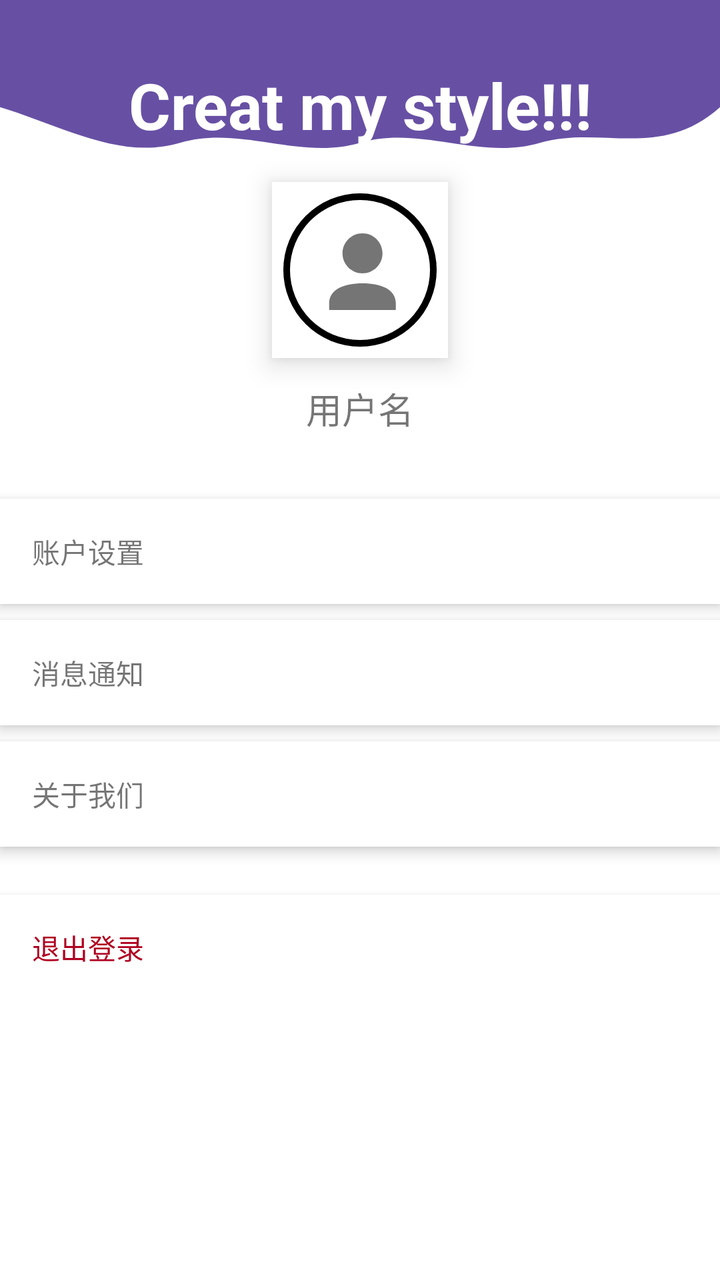
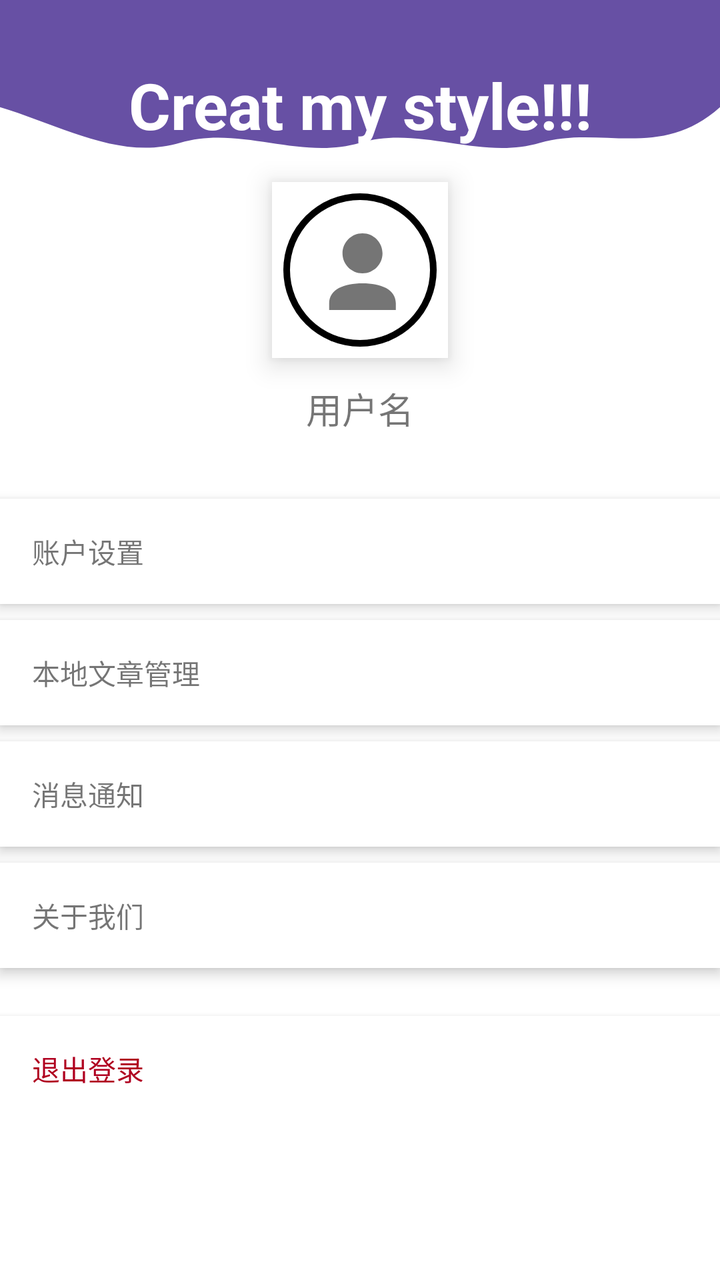

Before-and-after screenshots of an Android layout around one commit, followed by the original layout XML and the change that was made.
<!-- AndroidManifest.xml: application theme Theme.FishMemory -->
<!-- res/layout/fragment_my.xml -->
<?xml version="1.0" encoding="utf-8"?>
<androidx.core.widget.NestedScrollView
    xmlns:android="http://schemas.android.com/apk/res/android"
    android:layout_width="match_parent"
    android:layout_height="match_parent"
    android:background="?android:attr/windowBackground">

    <LinearLayout
        android:layout_width="match_parent"
        android:layout_height="wrap_content"
        android:orientation="vertical"
        android:padding="0dp">

        
        <TextView
            android:layout_width="match_parent"
            android:layout_height="75dp"
            android:gravity="center"
            android:paddingTop="30dp"
            android:text="Creat my style!!!"
            android:background="@drawable/title_background"
            android:textColor="@color/app_on_primary"
            android:textSize="32sp"
            android:textStyle="bold" />

        
        <FrameLayout
            android:layout_width="88dp"
            android:layout_height="88dp"
            android:layout_gravity="center"
            android:background="@android:color/white"
            android:elevation="4dp"
            android:translationZ="4dp"
            android:layout_marginTop="16dp">

            <ImageView
                android:layout_width="80dp"
                android:layout_height="80dp"
                android:src="@drawable/ic_person"
                android:layout_gravity="center"
                android:contentDescription="用户头像" />

        </FrameLayout>

        
        <TextView
            android:layout_width="match_parent"
            android:layout_height="wrap_content"
            android:text="用户名"
            android:textSize="18sp"
            android:gravity="center"
            android:layout_marginTop="12dp"
            android:layout_marginBottom="32dp" />

        
        <TextView
            android:layout_width="match_parent"
            android:layout_height="wrap_content"
            android:text="账户设置"
            android:padding="16dp"
            android:background="@android:color/white"
            android:elevation="2dp"
            android:translationZ="2dp"
            android:layout_marginBottom="8dp"
            android:clickable="true"
            android:focusable="true"
            android:foreground="?android:attr/selectableItemBackground" />

        <TextView
            android:layout_width="match_parent"
            android:layout_height="wrap_content"
            android:text="消息通知"
            android:padding="16dp"
            android:background="@android:color/white"
            android:elevation="2dp"
            android:translationZ="2dp"
            android:layout_marginBottom="8dp"
            android:clickable="true"
            android:focusable="true"
            android:foreground="?android:attr/selectableItemBackground" />

        <TextView
            android:layout_width="match_parent"
            android:layout_height="wrap_content"
            android:text="关于我们"
            android:padding="16dp"
            android:background="@android:color/white"
            android:elevation="2dp"
            android:translationZ="2dp"
            android:layout_marginBottom="8dp"
            android:clickable="true"
            android:focusable="true"
            android:foreground="?android:attr/selectableItemBackground" />

        <TextView
            android:layout_width="match_parent"
            android:layout_height="wrap_content"
            android:text="退出登录"
            android:padding="16dp"
            android:background="@android:color/white"
            android:elevation="2dp"
            android:translationZ="2dp"
            android:layout_marginTop="16dp"
            android:clickable="true"
            android:focusable="true"
            android:foreground="?android:attr/selectableItemBackground"
            android:textColor="@color/design_default_color_error" />

    </LinearLayout>

</androidx.core.widget.NestedScrollView>
<!-- resources referenced by this layout -->
<resources>
  <color name="app_on_primary">#FFFFFFFF</color>
  <!-- drawable ic_person (drawable) -->
  <vector xmlns:android="http://schemas.android.com/apk/res/android"
      android:width="96dp"
      android:height="96dp"
      android:viewportWidth="96"
      android:viewportHeight="96">
  
      
      <path
          android:fillColor="#FFFFFF"
          android:pathData="M48,48m-48,0a48,48 0,1 1,96 0a48,48 0,1 1,-96 0" />
  
      
      
      <path
          android:fillColor="#000000"
          android:pathData="M48,48m-46,0a46,46 0,1 1,92 0a46,46 0,1 1,-92 0" />
      
      <path
          android:fillColor="#FFFFFF"
          android:pathData="M48,48m-42,0a42,42 0,1 1,84 0a42,42 0,1 1,-84 0" />
  
      
      <group
          android:translateX="1.5"
          android:translateY="2"
          android:scaleX="2.0"
          android:scaleY="2.0">
          <path
              android:fillColor="#757575"
              android:pathData="M24,24c3.31,0 6,-2.69 6,-6s-2.69,-6 -6,-6 -6,2.69 -6,6 2.69,6 6,6zM24,27c-5.52,0 -10,1.79 -10,6v2h20v-2c0,-4.21 -4.48,-6 -10,-6z" />
      </group>
  
  </vector>
  <!-- drawable title_background (drawable) -->
  <vector xmlns:android="http://schemas.android.com/apk/res/android"
      android:width="120dp"
      android:height="120dp"
      android:viewportWidth="120"
      android:viewportHeight="42">
  
      <path
          android:fillColor="@color/app_primary"
          android:pathData="M0,0
                           L120,0
                           L120,30
                           C110,45 100,35 90,40
                           C80,45 70,35 60,40
                           C50,45 40,35 30,40
                           C20,45 10,35 0,30
                           Z" />
  </vector>
  <style name="Theme.FishMemory" parent="Theme.MaterialComponents.Light.NoActionBar">
          <item name="colorPrimary">@color/app_primary</item>
  
      </style>
  <color name="app_primary">#FF6750A4</color>
</resources>

<!-- the commit's change to res/layout/fragment_my.xml (unified diff, before → after) -->
@@ -65,6 +65,20 @@
             android:clickable="true"
             android:focusable="true"
             android:foreground="?android:attr/selectableItemBackground" />
+        <TextView
+            android:id="@+id/btnLocalArticleManage"
+            android:layout_width="match_parent"
+            android:layout_height="wrap_content"
+            android:text="本地文章管理"
+            android:padding="16dp"
+            android:background="@android:color/white"
+            android:elevation="2dp"
+            android:translationZ="2dp"
+            android:layout_marginBottom="8dp"
+            android:clickable="true"
+            android:focusable="true"
+            android:foreground="?android:attr/selectableItemBackground" />
+
 
         <TextView
             android:layout_width="match_parent"
<!-- resource entries referenced after the edit -->
@@ -55,8 +55,10 @@
   </vector>
   <style name="Theme.FishMemory" parent="Theme.MaterialComponents.Light.NoActionBar">
           <item name="colorPrimary">@color/app_primary</item>
-  
+          <item name="colorPrimaryVariant">@color/app_primary</item>
+          <item name="colorOnPrimary">@color/white</item>
       </style>
   <color name="app_primary">#FF6750A4</color>
+  <color name="white">#FFFFFFFF</color>
 </resources>
 
